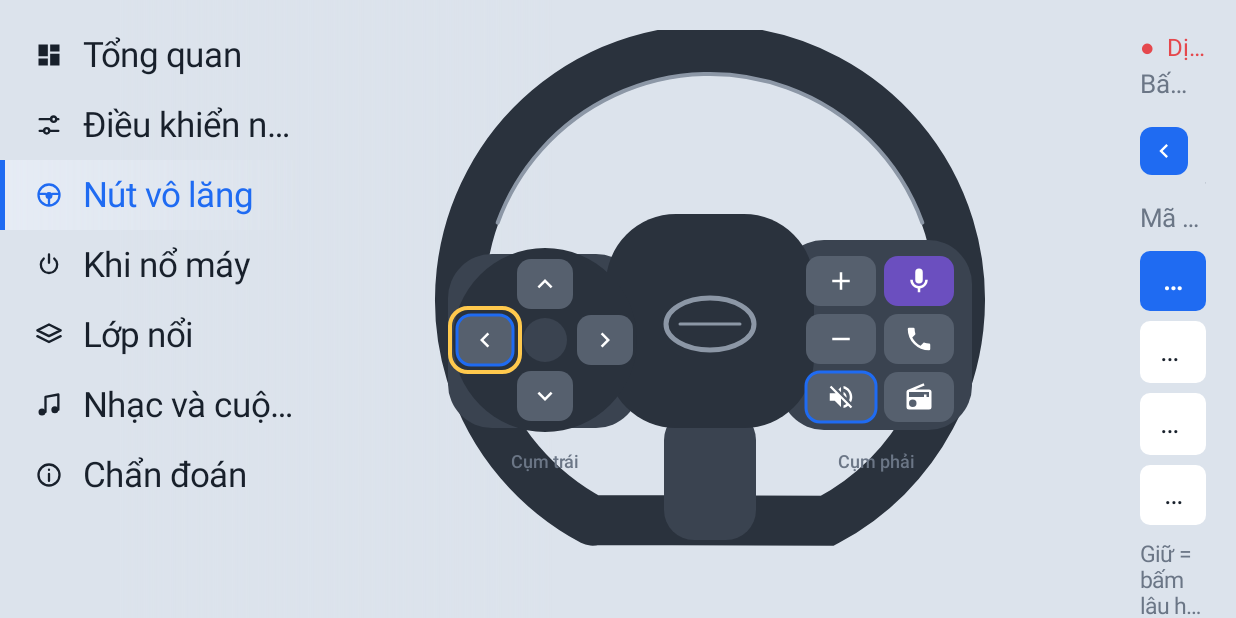
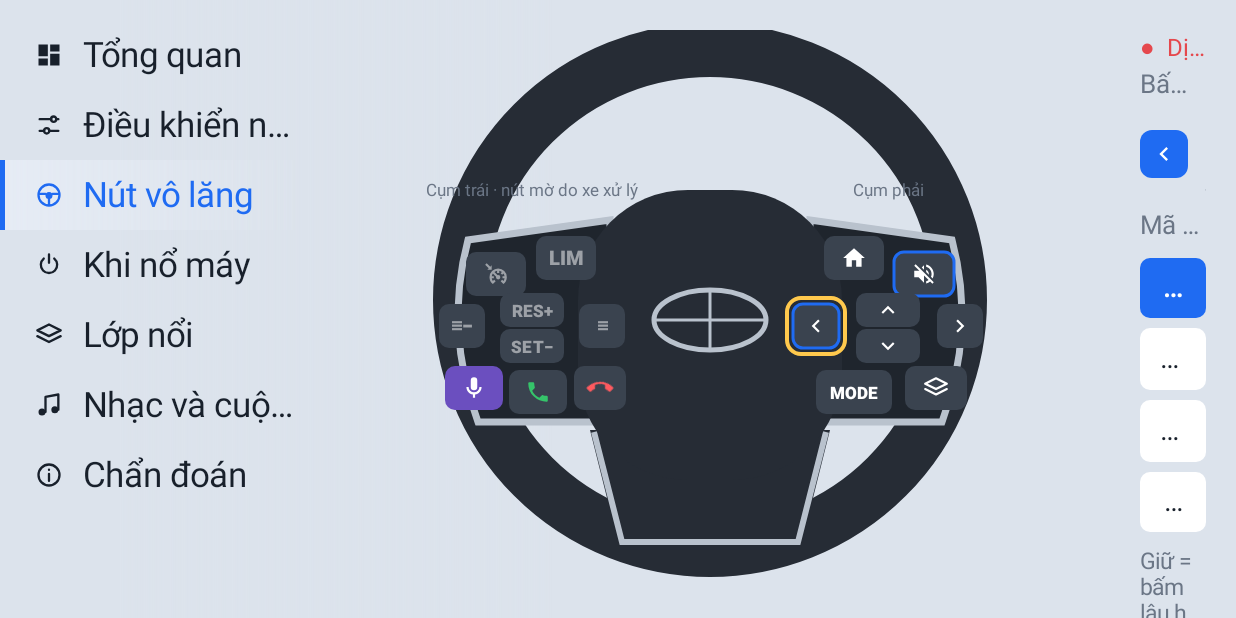
Before and after one commit to meomeo2099/THT-Hub, an Android app: the screen it shows after launch (MainActivity), after a tap on "Nút vô lăng", on a phone screen of 824 x 412 dp (held sideways). Run offline under Robolectric (Android 15) with nearby library versions, the phone set to English and light mode, and no system bars; 2 other taps on this screen came first.

Commit message:
Vô lăng vẽ đúng theo ảnh xe Coolray 2025
Cụm trái: ga tự động (LIM, RES+, SET-, khoảng cách, hỗ trợ lái) vẽ mờ vì xe xử lý trực tiếp;
giọng nói, nghe máy, cúp máy. Cụm phải: Home, tắt tiếng, trái/phải, con lăn âm lượng, MODE, đổi màn hình.

Co-Authored-By: Claude Opus 5.5 <noreply@anthropic.com>

```diff
--- a/app/src/main/java/vn/tht/hub/MainActivity.kt
+++ b/app/src/main/java/vn/tht/hub/MainActivity.kt
@@ -312,7 +312,7 @@ class MainActivity : Activity() {
 
     private fun wheel(): View {
         val slots = KeyMap.load(this)
-        var sel = slots.firstOrNull { it.active }?.id ?: vn.tht.hub.keys.WheelButton.LEFT.name
+        var sel = slots.firstOrNull { it.active }?.id ?: vn.tht.hub.keys.WheelButton.PREV.name
         val detail = LinearLayout(this).apply { orientation = LinearLayout.VERTICAL }
         val live = Ui.text(this, "Bấm thử một nút trên vô lăng…", 17f, p.sub)
         val svc = Ui.text(this, "", 16f, p.sub)
@@ -351,8 +351,11 @@ class MainActivity : Activity() {
             detail.removeAllViews()
             detail.addView(LinearLayout(this).apply {
                 gravity = Gravity.CENTER_VERTICAL
-                addView(Ui.icon(this@MainActivity, wb.icon, 0xFFFFFFFF.toInt(), 48).apply {
-                    background = Ui.round(if (wb.reserved) 0xFF6B4FBF.toInt() else p.blue, 12f); setPadding(10, 10, 10, 10)
+                val badgeBg = Ui.round(when { wb.reserved -> 0xFF6B4FBF.toInt(); wb.vehicleOnly -> p.line; else -> p.blue }, 12f)
+                addView(if (wb.icon != 0) Ui.icon(this@MainActivity, wb.icon, if (wb.tint != 0) wb.tint else 0xFFFFFFFF.toInt(), 48).apply {
+                    background = badgeBg; setPadding(10, 10, 10, 10)
+                } else Ui.text(this@MainActivity, wb.text, 16f, 0xFFFFFFFF.toInt(), bold = true).apply {
+                    background = badgeBg; gravity = Gravity.CENTER; layoutParams = Ui.lp(64, 48)
                 })
                 addView(LinearLayout(this@MainActivity).apply {
                     orientation = LinearLayout.VERTICAL
@@ -361,9 +364,10 @@ class MainActivity : Activity() {
                         Ui.lp(Ui.WRAP, Ui.WRAP).apply { topMargin = 4 })
                 }, Ui.lp(0, Ui.WRAP, 1f).apply { leftMargin = 16 })
             }, Ui.lp(Ui.MATCH, Ui.WRAP))
-            if (wb.reserved) {
-                detail.addView(Ui.text(this, "Nút này dành cho THT Voice nên THT Hub không gán.", 18f, p.sub),
-                    Ui.lp(Ui.WRAP, Ui.WRAP).apply { topMargin = 18 })
+            if (wb.reserved || wb.vehicleOnly) {
+                detail.addView(Ui.text(this, if (wb.reserved) "Nút này dành cho THT Voice nên THT Hub không gán."
+                    else "Nút ga tự động / hỗ trợ lái: xe xử lý trực tiếp, không đi qua màn hình, nên app không bắt hay đổi được.",
+                    18f, p.sub).apply { maxLines = 3 }, Ui.lp(Ui.MATCH, Ui.WRAP).apply { topMargin = 18 })
                 return@render
             }
             detail.addView(Ui.text(this, "Mã phím: ${s.keyName}" + if (s.learned && s.code == wb.knownCode) " · đã thấy trên xe" else "",
--- a/app/src/main/java/vn/tht/hub/keys/KeyMap.kt
+++ b/app/src/main/java/vn/tht/hub/keys/KeyMap.kt
@@ -58,7 +58,8 @@ fun keyLabel(code: Int): String = when (code) {
     KeyEvent.KEYCODE_ENDCALL -> "Kết thúc gọi"
     KeyEvent.KEYCODE_VOICE_ASSIST, 298 -> "Giọng nói"
     300 -> "Tắt tiếng (ECARX)"
-    304 -> "Trái (ECARX)"
+    301, 302, 303 -> "Phím ECARX"
+    304 -> "◀ Trái (ECARX)"
     KeyEvent.KEYCODE_HOME -> "Home"
     KeyEvent.KEYCODE_BACK -> "Quay lại"
     else -> KeyEvent.keyCodeToString(code).removePrefix("KEYCODE_").let { if (it.all(Char::isDigit)) "Mã $code" else it }
--- a/app/src/main/java/vn/tht/hub/keys/WheelButtons.kt
+++ b/app/src/main/java/vn/tht/hub/keys/WheelButtons.kt
@@ -3,29 +3,44 @@ package vn.tht.hub.keys
 import vn.tht.hub.R
 
 /**
- * Nút vô lăng Coolray 2025 (SX11-LA). Nguồn:
- * - thao_tac/06b_PHIM_VO_LANG/logcat.txt (bấm trên xe): mã 300 = 静音 Tắt tiếng (cụm phải, ECarXRMuteAction),
- *   mã 304 = 左 Trái (cụm trái, ECarXRMediaPreviousAction).
- * - Bảng tên nút của ECarXDebugTools: 上 下 左 右 静音 电话 音源切换.
- * - THT Voice: mã 298 = nút giọng nói.
- * [knownCode] > 0 chỉ khi đã thấy trên xe; các nút khác phải học mã.
+ * Nút vô lăng Coolray 2025 theo ảnh vô lăng thật của chủ xe (19/11/2026).
+ * - Cụm trái: hỗ trợ lái, LIM, ≡−, RES+/SET−/bật ga tự động, ≡ (ga tự động – xe xử lý trực tiếp, KHÔNG qua đầu màn hình),
+ *   hàng dưới: giọng nói, nghe máy, cúp máy.
+ * - Cụm phải: Home, Tắt tiếng, ◀, con lăn ▲▼, ▶, MODE, đổi màn hình.
+ * Mã đã thấy trên xe (thao_tac/06b_PHIM_VO_LANG): 300 = Tắt tiếng, 304 = ◀. 298 = giọng nói (THT Voice).
  */
 enum class WheelButton(
     val label: String,
-    val icon: Int,
     val left: Boolean,
+    /** Biểu tượng; 0 = vẽ chữ [text]. */
+    val icon: Int = 0,
+    val text: String = "",
+    /** Màu biểu tượng (0 = trắng). */
+    val tint: Int = 0,
     val knownCode: Int = -1,
-    /** Nút dành cho app khác (THT Voice): hiện trên hình nhưng không gán. */
+    /** Dành cho THT Voice: hiện nhưng không gán. */
     val reserved: Boolean = false,
+    /** Nút ga tự động / hỗ trợ lái: xe xử lý trực tiếp, app không bắt được. */
+    val vehicleOnly: Boolean = false,
 ) {
-    UP("Lên", R.drawable.ic_chevron_up, true),
-    DOWN("Xuống", R.drawable.ic_chevron_down, true),
-    LEFT("Trái · bài trước", R.drawable.ic_chevron_left, true, knownCode = 304),
-    RIGHT("Phải · bài tiếp", R.drawable.ic_chevron_right, true),
-    VOL_UP("Âm lượng +", R.drawable.ic_plus, false),
-    VOL_DOWN("Âm lượng −", R.drawable.ic_minus, false),
-    MUTE("Tắt tiếng", R.drawable.ic_muted, false, knownCode = 300),
-    PHONE("Điện thoại", R.drawable.ic_phone, false),
-    SOURCE("Đổi nguồn âm thanh", R.drawable.ic_radio, false),
-    VOICE("Giọng nói (THT Voice)", R.drawable.ic_mic, false, knownCode = 298, reserved = true),
+    // ---- Cụm trái: ga tự động (xe xử lý) ----
+    ASSIST("Hỗ trợ lái / giữ làn", true, icon = R.drawable.ic_cruise, vehicleOnly = true),
+    LIM("LIM · giới hạn tốc độ", true, text = "LIM", vehicleOnly = true),
+    GAP_DOWN("Giảm khoảng cách (≡−)", true, text = "≡−", vehicleOnly = true),
+    RES("RES / + (tăng tốc độ ga)", true, text = "RES+", vehicleOnly = true),
+    SET("SET / − (giảm tốc độ ga)", true, text = "SET−", vehicleOnly = true),
+    GAP_UP("Tăng khoảng cách (≡)", true, text = "≡", vehicleOnly = true),
+    // ---- Cụm trái hàng dưới: đầu màn hình ----
+    VOICE("Giọng nói (THT Voice)", true, icon = R.drawable.ic_mic, knownCode = 298, reserved = true),
+    CALL("Nghe máy", true, icon = R.drawable.ic_phone, tint = 0xFF35C46A.toInt()),
+    HANG_UP("Cúp máy", true, icon = R.drawable.ic_phone, tint = 0xFFFF5A5F.toInt()),
+    // ---- Cụm phải ----
+    HOME("Home", false, icon = R.drawable.ic_home),
+    MUTE("Tắt tiếng", false, icon = R.drawable.ic_muted, knownCode = 300),
+    PREV("◀ Trái (bài trước)", false, icon = R.drawable.ic_chevron_left, knownCode = 304),
+    ROLL_UP("Con lăn lên (âm lượng +)", false, icon = R.drawable.ic_chevron_up),
+    ROLL_DOWN("Con lăn xuống (âm lượng −)", false, icon = R.drawable.ic_chevron_down),
+    NEXT("▶ Phải (bài tiếp)", false, icon = R.drawable.ic_chevron_right),
+    MODE("MODE (đổi nguồn)", false, text = "MODE"),
+    VIEW("Đổi màn hình", false, icon = R.drawable.ic_nav_layers),
 }
--- a/app/src/main/java/vn/tht/hub/keys/WheelView.kt
+++ b/app/src/main/java/vn/tht/hub/keys/WheelView.kt
@@ -14,11 +14,9 @@ import android.view.View
 import vn.tht.hub.overlay.Palette
 
 /**
- * Hình vô lăng Coolray 2025 vẽ bằng code: ba chấu, đáy phẳng.
- * Chấu trái = cụm 4 phím mũi tên (Lên/Xuống/Trái/Phải); chấu phải = âm lượng +/−, tắt tiếng, điện thoại,
- * nguồn âm thanh, giọng nói. Mỗi nút có biểu tượng thật; chạm để chọn.
- * Viền xanh = đã biết mã, nền xanh = đã gán chức năng, nút nháy trắng khi bấm nút thật trên xe.
- * Hệ toạ độ thiết kế 820×560, tự co theo view.
+ * Vô lăng Coolray 2025 vẽ theo ảnh xe thật: vành tròn, chấu dưới hình chữ V viền bạc, đệm giữa lớn,
+ * hai cụm nút bạc hai bên (xem [WheelButton]). Nút ga tự động bên trái vẽ mờ (xe xử lý, app không bắt được).
+ * Viền xanh = đã biết mã, nền xanh = đã gán chức năng, nháy trắng khi bấm nút thật. Hệ toạ độ 820×560.
  */
 class WheelView(c: Context, private val p: Palette, private val onSelect: (String) -> Unit) : View(c) {
 
@@ -29,32 +27,38 @@ class WheelView(c: Context, private val p: Palette, private val onSelect: (Strin
     private val rects = LinkedHashMap<WheelButton, RectF>()
     private val paint = Paint(Paint.ANTI_ALIAS_FLAG)
     private val text = Paint(Paint.ANTI_ALIAS_FLAG).apply {
-        textAlign = Paint.Align.CENTER; typeface = Typeface.create("sans-serif-medium", Typeface.NORMAL)
+        textAlign = Paint.Align.CENTER; typeface = Typeface.create("sans-serif-medium", Typeface.BOLD)
     }
-    private val icons = WheelButton.values().associateWith { c.getDrawable(it.icon)!!.mutate() }
+    private val icons = WheelButton.values().filter { it.icon != 0 }.associateWith { c.getDrawable(it.icon)!!.mutate() }
 
     private val cx = 410f
-    private val cy = 270f
+    private val cy = 250f
 
     init {
-        // Cụm trái: chữ thập 4 mũi tên quanh tâm (cx-165, cy+40)
-        val dx = cx - 165f; val dy = cy + 40f; val w = 56f; val h = 50f; val o = 56f
-        fun at(b: WheelButton, x: Float, y: Float) { rects[b] = RectF(x - w / 2, y - h / 2, x + w / 2, y + h / 2) }
-        at(WheelButton.UP, dx, dy - o)
-        at(WheelButton.DOWN, dx, dy + o)
-        at(WheelButton.LEFT, dx - o - 4, dy)
-        at(WheelButton.RIGHT, dx + o + 4, dy)
-        // Cụm phải: lưới 2 cột × 3 hàng
-        val grid = listOf(
-            WheelButton.VOL_UP, WheelButton.VOICE,
-            WheelButton.VOL_DOWN, WheelButton.PHONE,
-            WheelButton.MUTE, WheelButton.SOURCE,
-        )
-        val gx = cx + 96f; val gy = cy - 44f; val bw = 70f; val bh = 50f; val g = 8f
-        grid.forEachIndexed { i, b ->
-            val x = gx + (i % 2) * (bw + g); val y = gy + (i / 2) * (bh + g)
-            rects[b] = RectF(x, y, x + bw, y + bh)
+        fun put(b: WheelButton, x: Float, y: Float, w: Float = 60f, h: Float = 44f) {
+            rects[b] = RectF(x - w / 2, y - h / 2, x + w / 2, y + h / 2)
         }
+        // Cụm trái (tâm x ≈ cx-178)
+        val lx = cx - 178f
+        put(WheelButton.ASSIST, lx - 36, cy - 6)
+        put(WheelButton.LIM, lx + 34, cy - 22)
+        put(WheelButton.GAP_DOWN, lx - 70, cy + 46, 46f)
+        put(WheelButton.RES, lx, cy + 30, 64f, 34f)
+        put(WheelButton.SET, lx, cy + 66, 64f, 34f)
+        put(WheelButton.GAP_UP, lx + 70, cy + 46, 46f)
+        put(WheelButton.VOICE, lx - 58, cy + 108, 58f)
+        put(WheelButton.CALL, lx + 6, cy + 112, 58f)
+        put(WheelButton.HANG_UP, lx + 68, cy + 108, 52f)
+        // Cụm phải (tâm x ≈ cx+178)
+        val rx = cx + 178f
+        put(WheelButton.HOME, rx - 34, cy - 22)
+        put(WheelButton.MUTE, rx + 36, cy - 6)
+        put(WheelButton.PREV, rx - 72, cy + 46, 46f)
+        put(WheelButton.ROLL_UP, rx, cy + 30, 64f, 34f)
+        put(WheelButton.ROLL_DOWN, rx, cy + 66, 64f, 34f)
+        put(WheelButton.NEXT, rx + 72, cy + 46, 46f)
+        put(WheelButton.MODE, rx - 34, cy + 112, 76f)
+        put(WheelButton.VIEW, rx + 48, cy + 108, 62f)
     }
 
     fun flash(code: Int) {
@@ -69,38 +73,43 @@ class WheelView(c: Context, private val p: Palette, private val onSelect: (Strin
         cv.translate((width - 820 * s) / 2, (height - 560 * s) / 2)
         cv.scale(s, s)
 
-        val leather = if (p.dark) 0xFF2E3846.toInt() else 0xFF2A323D.toInt()
-        val trim = if (p.dark) 0xFF5A6778.toInt() else 0xFF8C97A6.toInt()
-        val spoke = if (p.dark) 0xFF3A4555.toInt() else 0xFF3A4350.toInt()
-        val btn = if (p.dark) 0xFF4A5668.toInt() else 0xFF56606E.toInt()
+        val leather = if (p.dark) 0xFF2B3340.toInt() else 0xFF262C35.toInt()
+        val silver = if (p.dark) 0xFF8E99A8.toInt() else 0xFFB9C2CD.toInt()
+        val pod = if (p.dark) 0xFF1E252F.toInt() else 0xFF1F252D.toInt()
+        val btn = if (p.dark) 0xFF323C4A.toInt() else 0xFF3A434F.toInt()
 
-        // Vành tròn, đáy phẳng
-        paint.style = Paint.Style.STROKE; paint.strokeCap = Paint.Cap.ROUND
-        paint.strokeWidth = 50f; paint.color = leather
-        cv.drawPath(Path().apply {
-            arcTo(RectF(cx - 250, cy - 250, cx + 250, cy + 250), 118f, 304f, true)
-            lineTo(cx - 250 * 0.47f, cy + 250 * 0.88f)
-        }, paint)
-        paint.strokeWidth = 4f; paint.color = trim
-        cv.drawPath(Path().apply { arcTo(RectF(cx - 226, cy - 226, cx + 226, cy + 226), 200f, 140f, true) }, paint)
+        // Vành
+        paint.style = Paint.Style.STROKE; paint.strokeWidth = 54f; paint.color = leather
+        cv.drawCircle(cx, cy + 20, 250f, paint)
+        // Chấu dưới hình chữ V, viền bạc
+        paint.style = Paint.Style.FILL; paint.color = leather
+        val v = Path().apply {
+            moveTo(cx - 120, cy + 150); lineTo(cx + 120, cy + 150)
+            lineTo(cx + 92, cy + 262); lineTo(cx - 92, cy + 262); close()
+        }
+        cv.drawPath(v, paint)
+        paint.style = Paint.Style.STROKE; paint.strokeWidth = 6f; paint.color = silver
+        cv.drawPath(Path().apply { moveTo(cx - 116, cy + 152); lineTo(cx - 88, cy + 262); lineTo(cx + 88, cy + 262); lineTo(cx + 116, cy + 152) }, paint)
 
-        // Chấu
-        paint.style = Paint.Style.FILL; paint.color = spoke
-        cv.drawRoundRect(RectF(cx - 262, cy - 46, cx - 70, cy + 128), 44f, 44f, paint)
-        cv.drawRoundRect(RectF(cx + 70, cy - 60, cx + 262, cy + 130), 44f, 44f, paint)
-        cv.drawRoundRect(RectF(cx - 46, cy + 110, cx + 46, cy + 240), 30f, 30f, paint)
-        // Đệm giữa + logo trung tính
-        paint.color = leather
-        cv.drawRoundRect(RectF(cx - 104, cy - 86, cx + 104, cy + 128), 70f, 70f, paint)
-        paint.style = Paint.Style.STROKE; paint.strokeWidth = 5f; paint.color = trim
-        cv.drawOval(RectF(cx - 44, cy - 2, cx + 44, cy + 50), paint)
+        // Hai cụm nút: nền tối, viền bạc
+        fun podPath(sign: Float) = Path().apply {
+            val x0 = cx + sign * 100; val x1 = cx + sign * 262
+            moveTo(x0, cy - 60); lineTo(x1 - sign * 20, cy - 40)
+            quadTo(x1 + sign * 4, cy + 50, x1 - sign * 30, cy + 142)
+            lineTo(x0, cy + 142); close()
+        }
+        for (sign in listOf(-1f, 1f)) {
+            val pp = podPath(sign)
+            paint.style = Paint.Style.FILL; paint.color = pod; cv.drawPath(pp, paint)
+            paint.style = Paint.Style.STROKE; paint.strokeWidth = 7f; paint.color = silver; cv.drawPath(pp, paint)
+        }
+        // Đệm túi khí + logo trung tính
+        paint.style = Paint.Style.FILL; paint.color = leather
+        cv.drawRoundRect(RectF(cx - 132, cy - 90, cx + 132, cy + 200), 110f, 110f, paint)
+        paint.style = Paint.Style.STROKE; paint.strokeWidth = 5f; paint.color = silver
+        cv.drawOval(RectF(cx - 56, cy + 10, cx + 56, cy + 70), paint)
         paint.strokeWidth = 3f
-        cv.drawLine(cx - 30, cy + 24, cx + 30, cy + 24, paint)
-        // Nền tròn của cụm mũi tên
-        paint.style = Paint.Style.FILL; paint.color = leather
-        cv.drawCircle(cx - 165, cy + 40, 92f, paint)
-        paint.color = spoke
-        cv.drawCircle(cx - 165, cy + 40, 22f, paint)
+        cv.drawLine(cx, cy + 12, cx, cy + 68, paint); cv.drawLine(cx - 54, cy + 40, cx + 54, cy + 40, paint)
 
         for ((b, r) in rects) {
             val slot = slots.firstOrNull { it.id == b.name }
@@ -108,26 +117,33 @@ class WheelView(c: Context, private val p: Palette, private val onSelect: (Strin
             val flash = b.name == flashId
             paint.style = Paint.Style.FILL
             paint.color = when { flash -> 0xFFFFFFFF.toInt(); on -> p.blue; b.reserved -> 0xFF6B4FBF.toInt(); else -> btn }
-            cv.drawRoundRect(r, 14f, 14f, paint)
+            cv.drawRoundRect(r, 10f, 10f, paint)
             if (slot?.learned == true && !on && !b.reserved) {
                 paint.style = Paint.Style.STROKE; paint.strokeWidth = 3f; paint.color = p.blue
-                cv.drawRoundRect(r, 14f, 14f, paint)
+                cv.drawRoundRect(r, 10f, 10f, paint)
             }
             if (b.name == selected) {
                 paint.style = Paint.Style.STROKE; paint.strokeWidth = 4f; paint.color = 0xFFFFC94D.toInt()
-                cv.drawRoundRect(RectF(r.left - 7, r.top - 7, r.right + 7, r.bottom + 7), 18f, 18f, paint)
+                cv.drawRoundRect(RectF(r.left - 6, r.top - 6, r.right + 6, r.bottom + 6), 14f, 14f, paint)
             }
-            val d = icons.getValue(b)
-            val sz = 30
-            d.setBounds((r.centerX() - sz / 2).toInt(), (r.centerY() - sz / 2).toInt(),
-                (r.centerX() + sz / 2).toInt(), (r.centerY() + sz / 2).toInt())
-            d.colorFilter = PorterDuffColorFilter(if (flash) p.blue else 0xFFFFFFFF.toInt(), PorterDuff.Mode.SRC_IN)
-            d.draw(cv)
+            val fg = when { flash -> p.blue; b.vehicleOnly -> 0x80FFFFFF.toInt(); b.tint != 0 && !on -> b.tint; else -> 0xFFFFFFFF.toInt() }
+            val d = icons[b]
+            if (d != null) {
+                val sz = 26
+                d.setBounds((r.centerX() - sz / 2).toInt(), (r.centerY() - sz / 2).toInt(),
+                    (r.centerX() + sz / 2).toInt(), (r.centerY() + sz / 2).toInt())
+                d.colorFilter = PorterDuffColorFilter(fg, PorterDuff.Mode.SRC_IN)
+                if (b == WheelButton.HANG_UP) { cv.save(); cv.rotate(135f, r.centerX(), r.centerY()); d.draw(cv); cv.restore() } else d.draw(cv)
+            } else {
+                text.color = fg; text.textSize = if (b.text.length > 3) 17f else 20f
+                cv.drawText(b.text, r.centerX(), r.centerY() + 7, text)
+            }
         }
 
-        text.color = p.sub; text.textSize = 18f
-        cv.drawText("Cụm trái", cx - 165, cy + 168, text)
-        cv.drawText("Cụm phải", cx + 166, cy + 168, text)
+        text.color = p.sub; text.textSize = 17f; text.typeface = Typeface.DEFAULT
+        cv.drawText("Cụm trái · nút mờ do xe xử lý", cx - 178, cy - 84, text)
+        cv.drawText("Cụm phải", cx + 178, cy - 84, text)
+        text.typeface = Typeface.create("sans-serif-medium", Typeface.BOLD)
         cv.restore()
     }
 
@@ -137,7 +153,7 @@ class WheelView(c: Context, private val p: Palette, private val onSelect: (Strin
         val s = minOf(width / 820f, height / 560f)
         val x = (e.x - (width - 820 * s) / 2) / s
         val y = (e.y - (height - 560 * s) / 2) / s
-        rects.entries.firstOrNull { (_, r) -> RectF(r.left - 6, r.top - 6, r.right + 6, r.bottom + 6).contains(x, y) }
+        rects.entries.firstOrNull { (_, r) -> RectF(r.left - 4, r.top - 4, r.right + 4, r.bottom + 4).contains(x, y) }
             ?.let { selected = it.key.name; onSelect(it.key.name) }
         return true
     }
```
Also changed, not shown: 2 other files.
